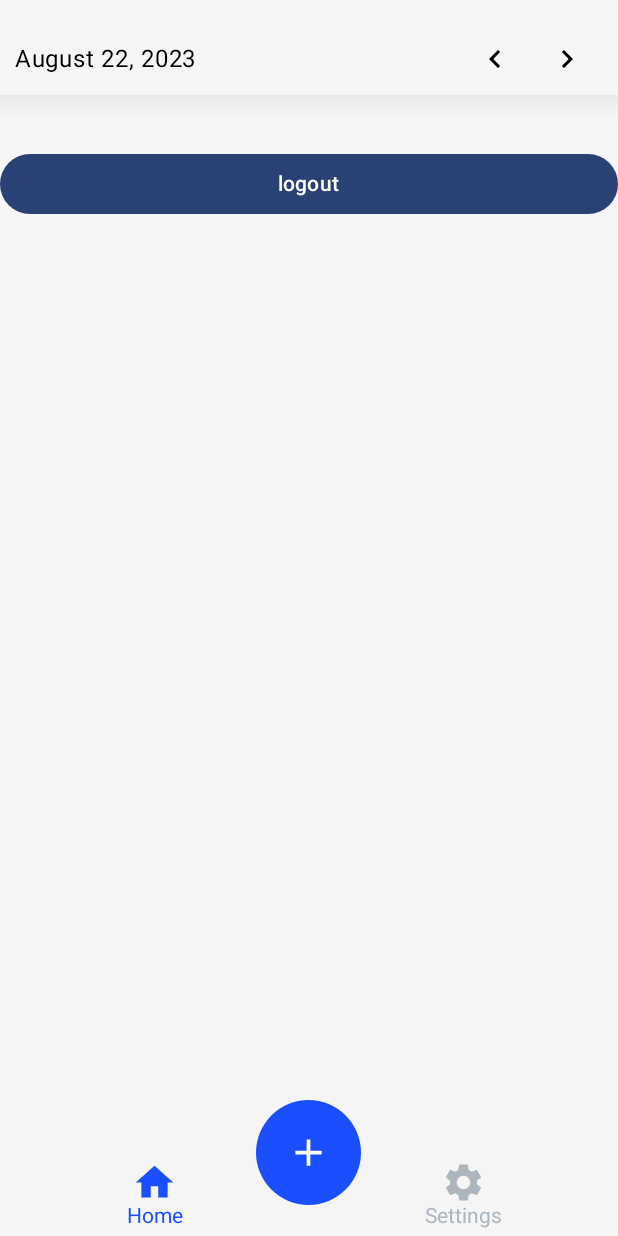
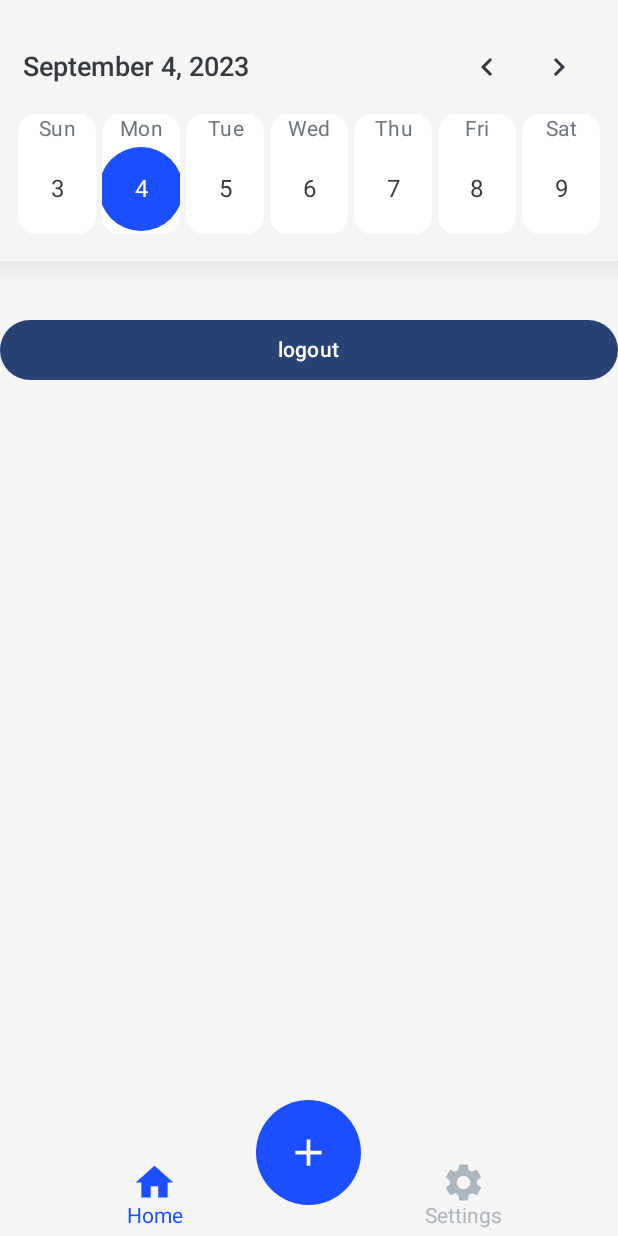
Before and after one commit to Android-Bot-Programmer/VTask, an Android app built with Jetpack Compose: the composable MainScreen shown on its own in the app's theme, on a phone screen of 412 x 824 dp. Run offline under Robolectric (Android 15) with nearby library versions, the phone set to English and light mode, and no system bars; our stand-ins replace Firebase (no records; nobody signed in at launch, a user with empty details on screens opened directly).

Commit message:
Returned calendar

```diff
--- /dev/null
+++ b/app/src/main/java/ru/vaa/vtask/data/utils/DateUtils.kt
@@ -0,0 +1,50 @@
+package ru.vaa.vtask.data.utils
+
+import java.text.SimpleDateFormat
+import java.util.*
+
+object DateUtils {
+
+    /**
+     * @param date - which we want 3 letters abbreviation from
+     * @return day abbreviation, for example Fri, Thu, Mon, etc...
+     */
+    fun getDay3LettersName(date: Date): String =
+        SimpleDateFormat("EE", Locale.getDefault()).format(date)
+
+    /**
+     * @param date - which we want month name from
+     * @return month name, for example December, September, January, etc...
+     */
+    fun getMonthName(date: Date): String =
+        SimpleDateFormat("MMMM", Locale.getDefault()).format(date)
+
+    /**
+     * @param date - which we want year from
+     * @return year, for example 2010, 2019, 2020, 2034...
+     */
+    fun getYear(date: Date): String =
+        SimpleDateFormat("yyyy", Locale.getDefault()).format(date)
+
+    /**
+     * @param date - which we want day number from
+     * @return number of day in month, for example 15, 16, 17, etc...
+     */
+    fun getDayNumber(date: Date): String =
+        SimpleDateFormat("d", Locale.getDefault()).format(date)
+
+    /**
+     * @param count - future days count from now which we want to load
+     * @return list of future dates with specified length
+     */
+    fun getFutureDates(count: Int,startCalendar: Calendar = Calendar.getInstance(Locale.getDefault()),includeStart :Boolean= true): MutableList<Date> {
+        val futureDateList = mutableListOf<Date>()
+        if (includeStart)
+            futureDateList.add(startCalendar.time)
+        for (i in 0 until count) {
+            startCalendar.add(Calendar.DATE, 1)
+            futureDateList.add(startCalendar.time)
+        }
+        return futureDateList
+    }
+}
--- /dev/null
+++ b/app/src/main/java/ru/vaa/vtask/data/utils/SingleRowCalendar.kt
@@ -0,0 +1,212 @@
+package ru.vaa.vtask.data.utils
+
+import androidx.compose.foundation.background
+import androidx.compose.foundation.clickable
+import androidx.compose.foundation.interaction.MutableInteractionSource
+import androidx.compose.foundation.layout.Arrangement
+import androidx.compose.foundation.layout.Column
+import androidx.compose.foundation.layout.Row
+import androidx.compose.foundation.layout.fillMaxWidth
+import androidx.compose.foundation.layout.padding
+import androidx.compose.material.icons.Icons
+import androidx.compose.material.icons.filled.ChevronLeft
+import androidx.compose.material.icons.filled.ChevronRight
+import androidx.compose.material3.Card
+import androidx.compose.material3.CardDefaults
+import androidx.compose.material3.Icon
+import androidx.compose.material3.IconButton
+import androidx.compose.material3.MaterialTheme
+import androidx.compose.material3.Text
+import androidx.compose.runtime.Composable
+import androidx.compose.runtime.getValue
+import androidx.compose.runtime.mutableStateOf
+import androidx.compose.runtime.remember
+import androidx.compose.runtime.saveable.rememberSaveable
+import androidx.compose.runtime.setValue
+import androidx.compose.ui.Alignment
+import androidx.compose.ui.Modifier
+import androidx.compose.ui.draw.drawBehind
+import androidx.compose.ui.text.TextStyle
+import androidx.compose.ui.text.font.FontStyle
+import androidx.compose.ui.text.font.FontWeight
+import androidx.compose.ui.text.style.TextAlign
+import androidx.compose.ui.tooling.preview.Preview
+import androidx.compose.ui.unit.dp
+import androidx.compose.ui.unit.sp
+import ru.vaa.vtask.data.utils.DateUtils.getFutureDates
+import ru.vaa.vtask.ui.theme.Monochrome10
+import ru.vaa.vtask.ui.theme.Monochrome60
+import ru.vaa.vtask.ui.theme.Monochrome80
+import ru.vaa.vtask.ui.theme.Primary
+import ru.vaa.vtask.ui.theme.SystemBackground
+import java.util.Calendar
+import java.util.Date
+import java.util.Locale
+
+@Composable
+fun SingleRowCalendar(onSelectedDayChange: (Date) -> Unit) {
+    val calendar = Calendar.getInstance(Locale.getDefault())
+    var selectedDate by rememberSaveable { mutableStateOf(calendar.time) }
+    calendar.set(Calendar.DAY_OF_WEEK, Calendar.SUNDAY)
+    var currentDate by rememberSaveable { mutableStateOf(calendar.time) }
+    Column(
+        modifier = Modifier
+            .fillMaxWidth()
+            .background(SystemBackground)
+    ) {
+
+        WeekHeader(
+            firstDayDate = currentDate,
+            selectedDate = selectedDate,
+            onNextWeekClicked = {
+                calendar.time = it
+                currentDate = it
+            }
+        ) {
+            calendar.time = it
+            currentDate = it
+        }
+
+        WeekDaysHeader(
+            firstDayDate = currentDate,
+            selectedDate = selectedDate,
+            onSelectDay = { day ->
+                calendar.time = day
+                selectedDate = day
+                onSelectedDayChange(day)
+            })
+    }
+}
+
+@Composable
+fun WeekHeader(
+    firstDayDate: Date,
+    selectedDate: Date,
+    onNextWeekClicked: (firstDayDate: Date) -> Unit,
+    onPrevWeekClicked: (firstDayDate: Date) -> Unit,
+) {
+
+    val dayName = DateUtils.getDayNumber(selectedDate)
+    val monthName = DateUtils.getMonthName(selectedDate)
+    val yearName = DateUtils.getYear(selectedDate)
+    val weekFinalDays = getFutureDates(6, Calendar.getInstance().apply { time = firstDayDate })
+    val weekFinalDate = weekFinalDays.last()
+
+    Row(
+        modifier = Modifier
+            .fillMaxWidth()
+            .padding(5.dp),
+        horizontalArrangement = Arrangement.SpaceBetween,
+        verticalAlignment = Alignment.CenterVertically
+    ) {
+        Text(
+            text = "$monthName $dayName, $yearName",
+            style = TextStyle(
+                fontSize = 18.sp,
+                fontWeight = FontWeight.Medium,
+                fontStyle = FontStyle.Normal,
+                color = Monochrome80
+            )
+        )
+        Row {
+            IconButton(onClick = {
+                val c = Calendar.getInstance()
+                c.time = firstDayDate
+                c.add(Calendar.DATE, -7)
+                val prevWeekFirstDay = c.time
+                onPrevWeekClicked(prevWeekFirstDay)
+            }) {
+                Icon(
+                    imageVector = Icons.Filled.ChevronLeft,
+                    contentDescription = null,
+                    tint = Monochrome80
+                )
+            }
+            IconButton(onClick = {
+                val c = Calendar.getInstance()
+                c.time = weekFinalDate
+                c.add(Calendar.DATE, 1)
+                val nextWeekFirstDay = c.time
+                onNextWeekClicked(nextWeekFirstDay)
+            }) {
+                Icon(
+                    imageVector = Icons.Filled.ChevronRight,
+                    contentDescription = null,
+                    tint = Monochrome80
+                )
+            }
+        }
+    }
+}
+
+@Composable
+fun WeekDaysHeader(
+    firstDayDate: Date,
+    selectedDate: Date,
+    onSelectDay: (Date) -> Unit
+) {
+
+    val weekFinalDays = getFutureDates(6, Calendar.getInstance().apply { time = firstDayDate })
+    val interactionSource = remember { MutableInteractionSource() }
+
+    Row(
+        modifier = Modifier
+            .fillMaxWidth()
+            .padding(bottom = 16.dp),
+        horizontalArrangement = Arrangement.SpaceBetween
+    ) {
+        for (day in weekFinalDays) {
+            Card(
+                modifier = Modifier
+                    .weight(1f)
+                    .padding(2.dp),
+                colors = CardDefaults.cardColors(
+                    containerColor = Monochrome10
+                )
+            ) {
+                Column(
+                    modifier = Modifier
+                        .padding(bottom = 16.dp),
+                    horizontalAlignment = Alignment.CenterHorizontally
+                ) {
+                    Text(
+                        modifier = Modifier.fillMaxWidth(),
+                        text = DateUtils.getDay3LettersName(day),
+                        style = MaterialTheme.typography.bodyMedium,
+                        color = Monochrome60,
+                        textAlign = TextAlign.Center
+                    )
+                    Text(text = DateUtils.getDayNumber(day),
+                        style = MaterialTheme.typography.titleLarge,
+                        fontSize = 16.sp,
+                        color = if (selectedDate == day) Monochrome10 else Monochrome80,
+
+                        modifier = (if (selectedDate == day) Modifier
+                            .fillMaxWidth()
+                            .padding(top = 16.dp)
+                            .drawBehind {
+                                drawCircle(
+                                    color = Primary, radius = this.size.height
+                                )
+                            }
+                        else Modifier
+                            .fillMaxWidth()
+                            .padding(top = 16.dp)).clickable(
+                            interactionSource = interactionSource,
+                            indication = null
+                        ) {
+                            onSelectDay(day)
+                        },
+                        textAlign = TextAlign.Center
+                    )
+                }
+            }
+        }
+    }
+}
+
+@Preview(showBackground = true)
+@Composable
+fun SingleRowCalendarPreview() {
+    SingleRowCalendar {}
+}
--- a/app/src/main/java/ru/vaa/vtask/screens/HomeScreen.kt
+++ b/app/src/main/java/ru/vaa/vtask/screens/HomeScreen.kt
@@ -1,34 +1,34 @@
 package ru.vaa.vtask.screens
 
 import androidx.compose.foundation.background
-import androidx.compose.foundation.layout.Arrangement
 import androidx.compose.foundation.layout.Column
-import androidx.compose.foundation.layout.Row
 import androidx.compose.foundation.layout.Spacer
 import androidx.compose.foundation.layout.fillMaxSize
 import androidx.compose.foundation.layout.fillMaxWidth
 import androidx.compose.foundation.layout.height
 import androidx.compose.foundation.layout.padding
-import androidx.compose.material.Icon
-import androidx.compose.material.icons.Icons
-import androidx.compose.material.icons.filled.ChevronLeft
-import androidx.compose.material.icons.filled.ChevronRight
 import androidx.compose.material3.Button
-import androidx.compose.material3.IconButton
 import androidx.compose.material3.Text
 import androidx.compose.runtime.Composable
-import androidx.compose.ui.Alignment
+import androidx.compose.runtime.getValue
+import androidx.compose.runtime.mutableStateOf
+import androidx.compose.runtime.remember
+import androidx.compose.runtime.setValue
 import androidx.compose.ui.Modifier
 import androidx.compose.ui.tooling.preview.Preview
 import androidx.compose.ui.unit.dp
 import androidx.lifecycle.viewmodel.compose.viewModel
 import ru.vaa.vtask.components.BottomShadow
 import ru.vaa.vtask.data.home.HomeViewModel
+import ru.vaa.vtask.data.utils.SingleRowCalendar
 import ru.vaa.vtask.ui.theme.SystemBackground
+import java.util.Date
 
 @Preview(showBackground = true)
 @Composable
 fun HomeScreen(homeViewModel: HomeViewModel = viewModel()) {
+    var day by remember { mutableStateOf(Date()) }
+
     Column(
         modifier = Modifier
             .fillMaxSize()
@@ -40,21 +40,9 @@ fun HomeScreen(homeViewModel: HomeViewModel = viewModel()) {
                 .background(SystemBackground)
         ) {
             Spacer(modifier = Modifier.height(15.dp))
-            Row(
-                modifier = Modifier
-                    .fillMaxWidth(),
-                horizontalArrangement = Arrangement.SpaceBetween,
-                verticalAlignment = Alignment.CenterVertically
-            ) {
-                Text(text = "August 22, 2023")
-                Row {
-                    IconButton(onClick = { /** OnClick **/ }) {
-                        Icon(imageVector = Icons.Filled.ChevronLeft, contentDescription = null)
-                    }
-                    IconButton(onClick = { /** OnClick **/ }) {
-                        Icon(imageVector = Icons.Filled.ChevronRight, contentDescription = null)
-                    }
-                }
+
+            SingleRowCalendar {
+                day = it
             }
         }
         BottomShadow(alpha = .2f, height = 15.dp)
```
